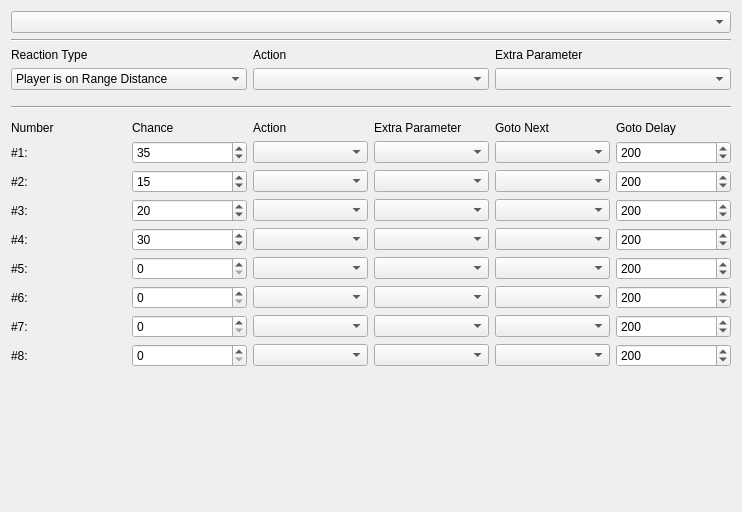
First picture: the form in editor/mainwindow_tab/artificial_inteligence_tab.ui, repository protoman/rockbot, before the edit.
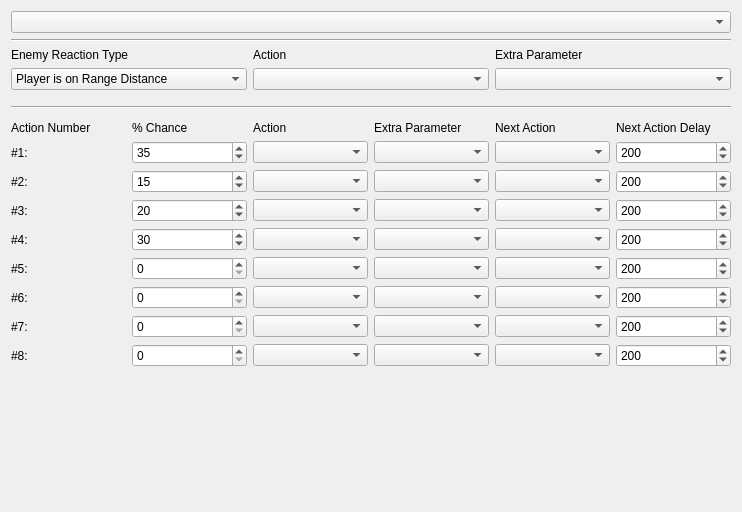
Second picture: the form after the edit.

Commit message: - add reset timer to enemies and objects on game_unpause - foreground layer get doubled and out of position when transitioning maps up/down - objects and enemies must check for difficulty-ground terrain types - EDITOR: show error in name when using one that already exists - re-add spawn to gear bot's mecha AI - Frog Coil item reappears when you left it after changing maps, closes #31

The edit to the form file:
```diff
--- a/editor/mainwindow_tab/artificial_inteligence_tab.ui
+++ b/editor/mainwindow_tab/artificial_inteligence_tab.ui
@@ -89,7 +89,7 @@
      <item row="0" column="4">
       <widget class="QLabel" name="label_16">
        <property name="text">
-        <string>Goto Next</string>
+        <string>Next Action</string>
        </property>
       </widget>
      </item>
@@ -178,14 +178,14 @@
      <item row="0" column="5">
       <widget class="QLabel" name="label_17">
        <property name="text">
-        <string>Goto Delay</string>
+        <string>Next Action Delay</string>
        </property>
       </widget>
      </item>
      <item row="0" column="1">
       <widget class="QLabel" name="label_7">
        <property name="text">
-        <string>Chance</string>
+        <string>% Chance</string>
        </property>
       </widget>
      </item>
@@ -250,7 +250,7 @@
      <item row="0" column="0">
       <widget class="QLabel" name="label_14">
        <property name="text">
-        <string>Number</string>
+        <string>Action Number</string>
        </property>
       </widget>
      </item>
@@ -374,7 +374,7 @@
      <item row="0" column="0">
       <widget class="QLabel" name="label_19">
        <property name="text">
-        <string>Reaction Type</string>
+        <string>Enemy Reaction Type</string>
        </property>
       </widget>
      </item>
```
The commit also changes 28 other files.
